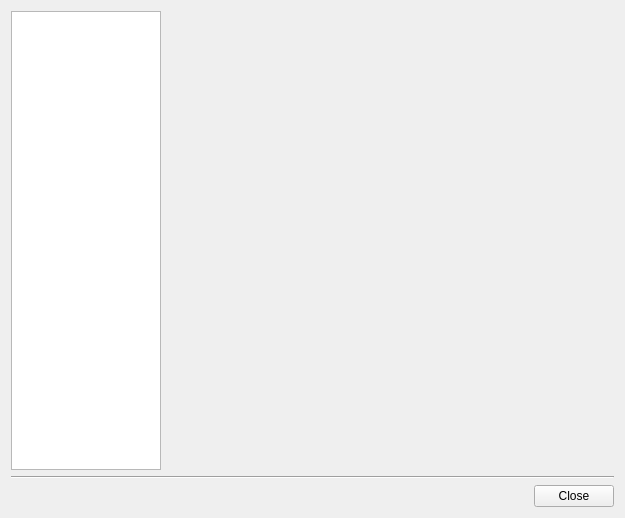
This is PAConsole/res/maindlg.ui in AnarManafov/PoD as Qt 5 draws it before an edit. The edited form follows.
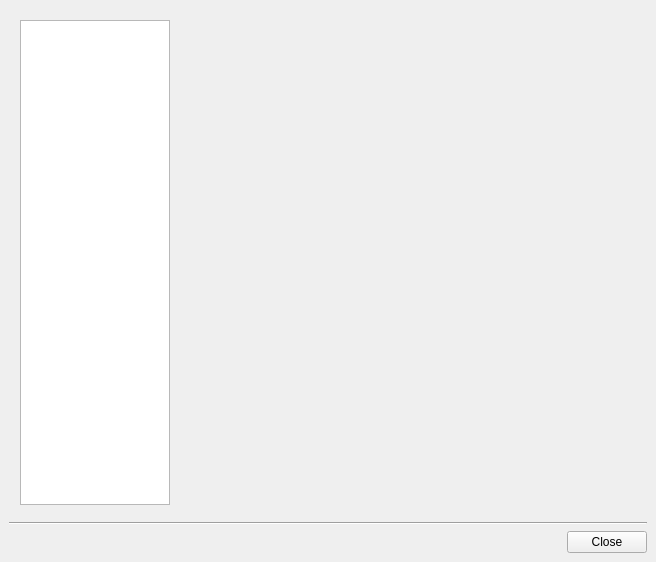
This is the edited form.

Commit message: PAConsole: fixed windows layout

```diff
--- a/PAConsole/res/maindlg.ui
+++ b/PAConsole/res/maindlg.ui
@@ -5,12 +5,14 @@
    <rect>
     <x>0</x>
     <y>0</y>
-    <width>625</width>
-    <height>518</height>
+    <width>656</width>
+    <height>562</height>
    </rect>
   </property>
   <property name="sizePolicy" >
-   <sizepolicy vsizetype="Preferred" hsizetype="Preferred" >
+   <sizepolicy>
+    <hsizetype>0</hsizetype>
+    <vsizetype>0</vsizetype>
     <horstretch>0</horstretch>
     <verstretch>0</verstretch>
    </sizepolicy>
@@ -18,11 +20,29 @@
   <property name="windowTitle" >
    <string>PROOFAgent Management Console - v 1.0.5</string>
   </property>
-  <layout class="QGridLayout" name="gridLayout" >
+  <layout class="QGridLayout" >
+   <property name="margin" >
+    <number>9</number>
+   </property>
+   <property name="spacing" >
+    <number>6</number>
+   </property>
    <item row="0" column="0" >
-    <layout class="QVBoxLayout" name="verticalLayout" >
+    <layout class="QVBoxLayout" >
+     <property name="margin" >
+      <number>0</number>
+     </property>
+     <property name="spacing" >
+      <number>6</number>
+     </property>
      <item>
-      <layout class="QHBoxLayout" name="horizontalLayout" >
+      <layout class="QHBoxLayout" >
+       <property name="margin" >
+        <number>11</number>
+       </property>
+       <property name="spacing" >
+        <number>6</number>
+       </property>
        <item>
         <widget class="QListWidget" name="contentsWidget" >
          <property name="minimumSize" >
@@ -60,7 +80,9 @@
        <item>
         <widget class="QStackedWidget" name="pagesWidget" >
          <property name="sizePolicy" >
-          <sizepolicy vsizetype="MinimumExpanding" hsizetype="MinimumExpanding" >
+          <sizepolicy>
+           <hsizetype>7</hsizetype>
+           <vsizetype>7</vsizetype>
            <horstretch>81</horstretch>
            <verstretch>100</verstretch>
           </sizepolicy>
@@ -89,7 +111,9 @@
      <item>
       <widget class="QPushButton" name="closeButton" >
        <property name="sizePolicy" >
-        <sizepolicy vsizetype="Fixed" hsizetype="Fixed" >
+        <sizepolicy>
+         <hsizetype>0</hsizetype>
+         <vsizetype>0</vsizetype>
          <horstretch>0</horstretch>
          <verstretch>0</verstretch>
         </sizepolicy>
```
The commit also changes 2 other files.
